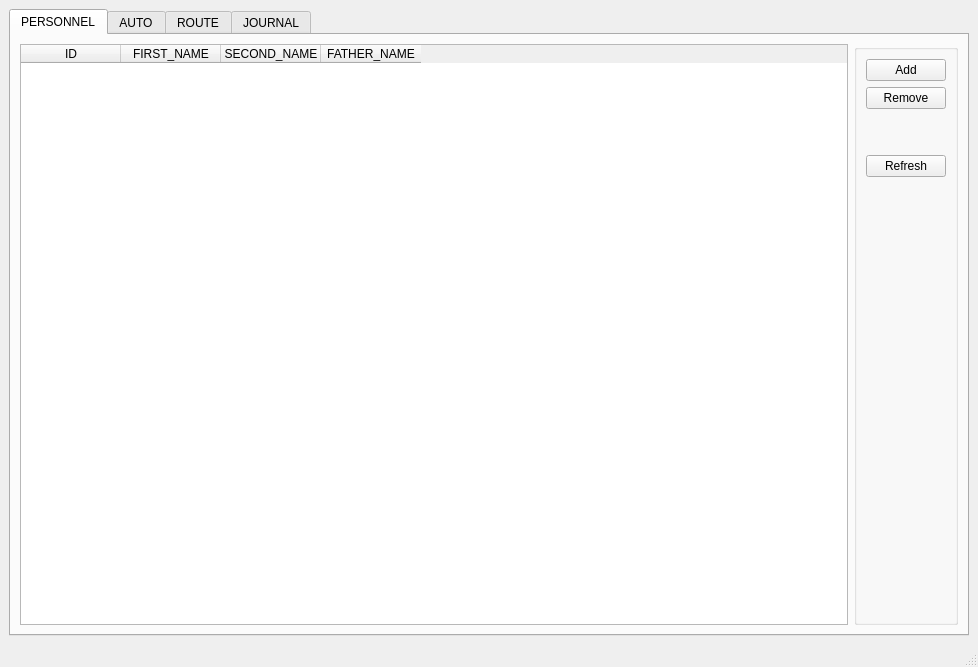
Before: the Qt Designer form src/MainWindow/mainwindow.ui in Hryapusek/database-qt-gui-cpp, drawn with Qt 5.
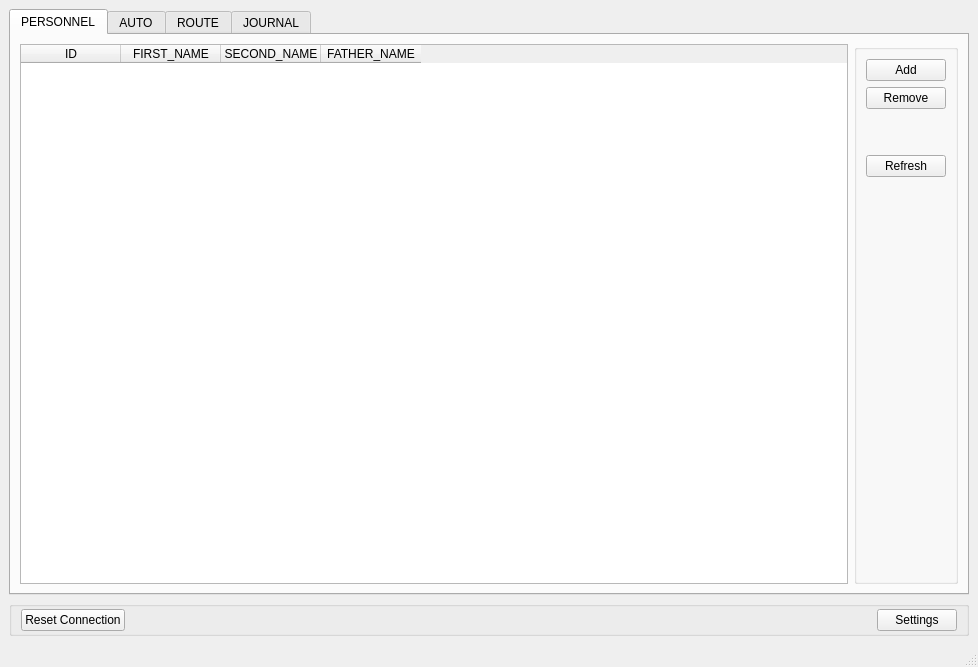
After: the same form once the commit is applied.

Diff of the .ui file:
```diff
--- a/src/MainWindow/mainwindow.ui
+++ b/src/MainWindow/mainwindow.ui
@@ -14,7 +14,7 @@
    <string>MainWindow</string>
   </property>
   <widget class="QWidget" name="centralwidget">
-   <layout class="QHBoxLayout" name="horizontalLayout">
+   <layout class="QVBoxLayout" name="verticalLayout_5">
     <item>
      <widget class="QTabWidget" name="tabs">
       <property name="currentIndex">
@@ -382,6 +382,66 @@
       </widget>
      </widget>
     </item>
+    <item>
+     <widget class="QGroupBox" name="groupBox_5">
+      <property name="sizePolicy">
+       <sizepolicy hsizetype="Preferred" vsizetype="Fixed">
+        <horstretch>0</horstretch>
+        <verstretch>0</verstretch>
+       </sizepolicy>
+      </property>
+      <property name="minimumSize">
+       <size>
+        <width>0</width>
+        <height>20</height>
+       </size>
+      </property>
+      <property name="maximumSize">
+       <size>
+        <width>16777215</width>
+        <height>40</height>
+       </size>
+      </property>
+      <property name="title">
+       <string/>
+      </property>
+      <layout class="QHBoxLayout" name="horizontalLayout">
+       <property name="topMargin">
+        <number>2</number>
+       </property>
+       <property name="bottomMargin">
+        <number>2</number>
+       </property>
+       <item>
+        <widget class="QPushButton" name="resetBtn">
+         <property name="text">
+          <string>Reset Connection</string>
+         </property>
+        </widget>
+       </item>
+       <item>
+        <spacer name="horizontalSpacer">
+         <property name="orientation">
+          <enum>Qt::Horizontal</enum>
+         </property>
+         <property name="sizeHint" stdset="0">
+          <size>
+           <width>40</width>
+           <height>20</height>
+          </size>
+         </property>
+        </spacer>
+       </item>
+       <item>
+        <widget class="QPushButton" name="settingsBtn">
+         <property name="text">
+          <string>Settings</string>
+         </property>
+        </widget>
+       </item>
+      </layout>
+     </widget>
+    </item>
    </layout>
   </widget>
   <widget class="QMenuBar" name="menubar">
```
Left out of the diff: 10 changed lines with no effect on the pictures.
